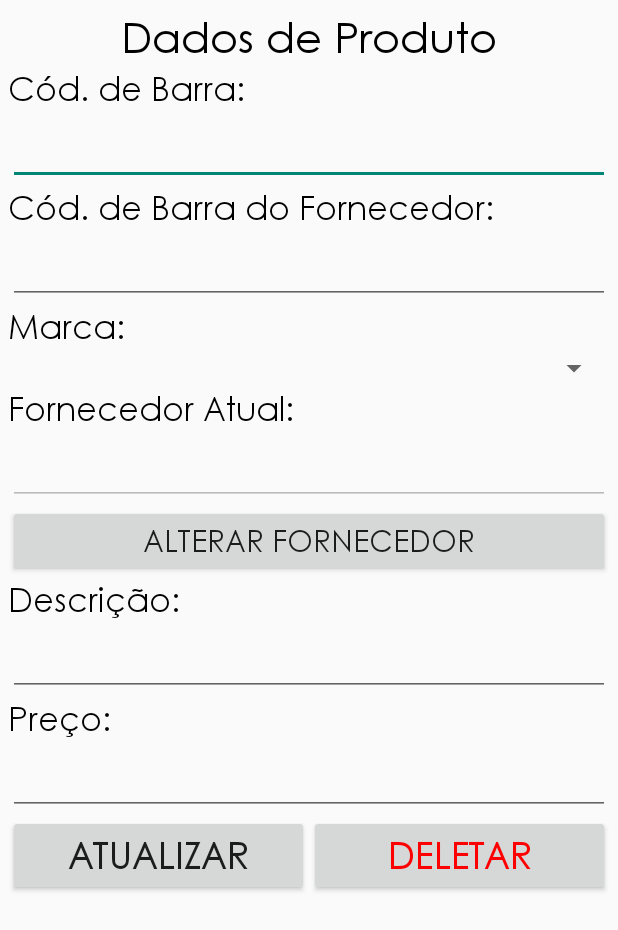
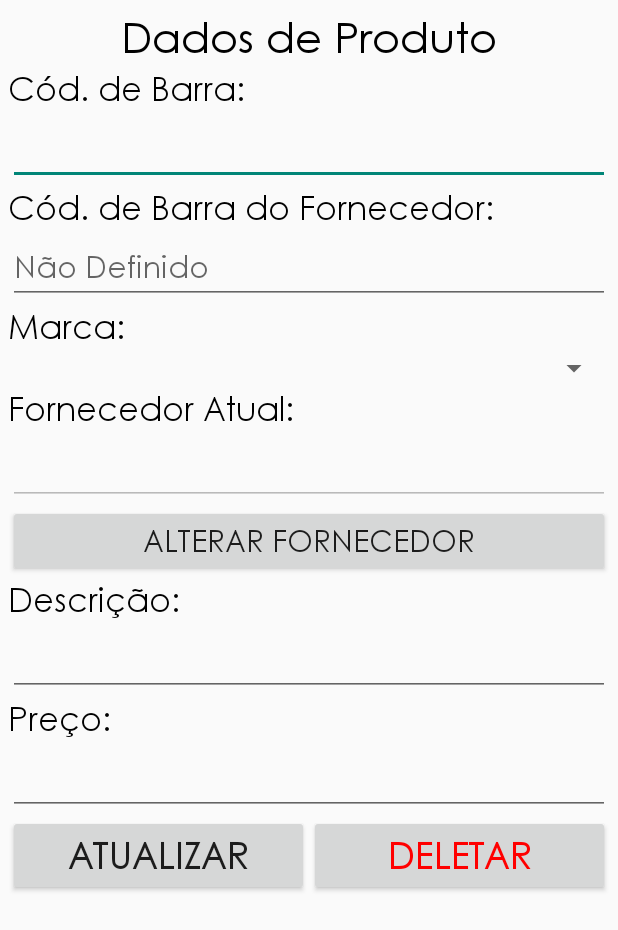
Before and after one commit to jfpsb/Contador, an Android app: the layout content_alterar_deletar_produto.xml on its own in the app's theme, with its tools: preview values and no code run, on a phone screen of 412 x 824 dp. Shown: the top 930 px of the screen. Run offline under Robolectric (Android 15) with nearby library versions, the phone set to English and light mode, and no system bars.

Commit message:
Arrumando bug de atualizar cod barra fornecedor

```diff
--- a/app/src/main/res/layout/content_alterar_deletar_produto.xml
+++ b/app/src/main/res/layout/content_alterar_deletar_produto.xml
@@ -14,16 +14,19 @@
             android:layout_margin="5dip">
 
             <TableRow>
+
                 <TextView
                     android:layout_width="match_parent"
                     android:layout_height="wrap_content"
-                android:textColor="#000"
-                android:textSize="28sp"
+                    android:layout_weight="1"
                     android:text="Dados de Produto"
                     android:textAlignment="center"
-                android:layout_weight="1"/>
+                    android:textColor="#000"
+                    android:textSize="28sp" />
             </TableRow>
+
             <TableRow>
+
                 <TextView
                     android:layout_width="match_parent"
                     android:layout_height="wrap_content"
@@ -32,7 +35,9 @@
                     android:textColor="#000"
                     android:textSize="22sp" />
             </TableRow>
+
             <TableRow>
+
                 <EditText
                     android:id="@+id/txtCodBarra"
                     android:layout_width="match_parent"
@@ -41,7 +46,9 @@
                     android:textColor="#000"
                     android:textSize="20sp" />
             </TableRow>
+
             <TableRow>
+
                 <TextView
                     android:layout_width="match_parent"
                     android:layout_height="wrap_content"
@@ -50,17 +57,22 @@
                     android:textColor="#000"
                     android:textSize="22sp" />
             </TableRow>
+
             <TableRow>
+
                 <EditText
                     android:id="@+id/txtCodBarraFornecedor"
                     android:layout_width="match_parent"
                     android:layout_height="wrap_content"
                     android:layout_weight="1"
+                    android:hint="Não Definido"
+                    android:inputType="number"
                     android:textColor="#000"
-                android:textSize="20sp"
-                android:inputType="number" />
+                    android:textSize="20sp" />
             </TableRow>
+
             <TableRow>
+
                 <TextView
                     android:layout_width="match_parent"
                     android:layout_height="wrap_content"
@@ -69,7 +81,9 @@
                     android:textColor="#000"
                     android:textSize="22sp" />
             </TableRow>
+
             <TableRow>
+
                 <Spinner
                     android:id="@+id/spinnerMarca"
                     android:layout_width="match_parent"
@@ -78,7 +92,9 @@
                     android:textColor="#000"
                     android:textSize="20sp" />
             </TableRow>
+
             <TableRow>
+
                 <TextView
                     android:layout_width="match_parent"
                     android:layout_height="wrap_content"
@@ -87,7 +103,9 @@
                     android:textColor="#000"
                     android:textSize="22sp" />
             </TableRow>
+
             <TableRow>
+
                 <EditText
                     android:id="@+id/txtFornecedorAtual"
                     android:layout_width="match_parent"
@@ -97,16 +115,20 @@
                     android:textColor="#000"
                     android:textSize="20sp" />
             </TableRow>
+
             <TableRow>
+
                 <Button
                     android:id="@+id/btnAlterarFornecedor"
                     android:layout_width="match_parent"
                     android:layout_height="wrap_content"
                     android:layout_weight="1"
-                android:textSize="20sp"
-                android:text="Alterar Fornecedor"/>
+                    android:text="Alterar Fornecedor"
+                    android:textSize="20sp" />
             </TableRow>
+
             <TableRow>
+
                 <TextView
                     android:layout_width="match_parent"
                     android:layout_height="wrap_content"
@@ -115,7 +137,9 @@
                     android:textColor="#000"
                     android:textSize="22sp" />
             </TableRow>
+
             <TableRow>
+
                 <EditText
                     android:id="@+id/txtDescricao"
                     android:layout_width="match_parent"
@@ -124,7 +148,9 @@
                     android:textColor="#000"
                     android:textSize="20sp" />
             </TableRow>
+
             <TableRow>
+
                 <TextView
                     android:layout_width="match_parent"
                     android:layout_height="wrap_content"
@@ -133,7 +159,9 @@
                     android:textColor="#000"
                     android:textSize="22sp" />
             </TableRow>
+
             <TableRow>
+
                 <EditText
                     android:id="@+id/txtPreco"
                     android:layout_width="match_parent"
@@ -143,25 +171,27 @@
                     android:textColor="#000"
                     android:textSize="20sp" />
             </TableRow>
+
             <TableRow>
+
                 <Button
+                    android:id="@+id/btnAtualizar"
                     android:layout_width="0dp"
                     android:layout_height="wrap_content"
                     android:layout_weight="1"
+                    android:text="Atualizar"
                     android:textSize="24sp"
-                android:textStyle="bold"
-                android:text="Atualizar"
-                android:id="@+id/btnAtualizar"/>
+                    android:textStyle="bold" />
 
                 <Button
+                    android:id="@+id/btnDeletar"
                     android:layout_width="0dp"
                     android:layout_height="wrap_content"
                     android:layout_weight="1"
-                android:textSize="24sp"
-                android:textStyle="bold"
                     android:text="Deletar"
                     android:textColor="#FF0000"
-                android:id="@+id/btnDeletar"/>
+                    android:textSize="24sp"
+                    android:textStyle="bold" />
             </TableRow>
         </TableLayout>
     </ScrollView>
```
Also changed, not shown: app/src/main/java/com/vandamodaintima/jfpsb/contador/tela/manager/produto/AlterarDeletarProduto.java (+10 -7 lines). Lines whose indentation alone changed are shown as unchanged.
